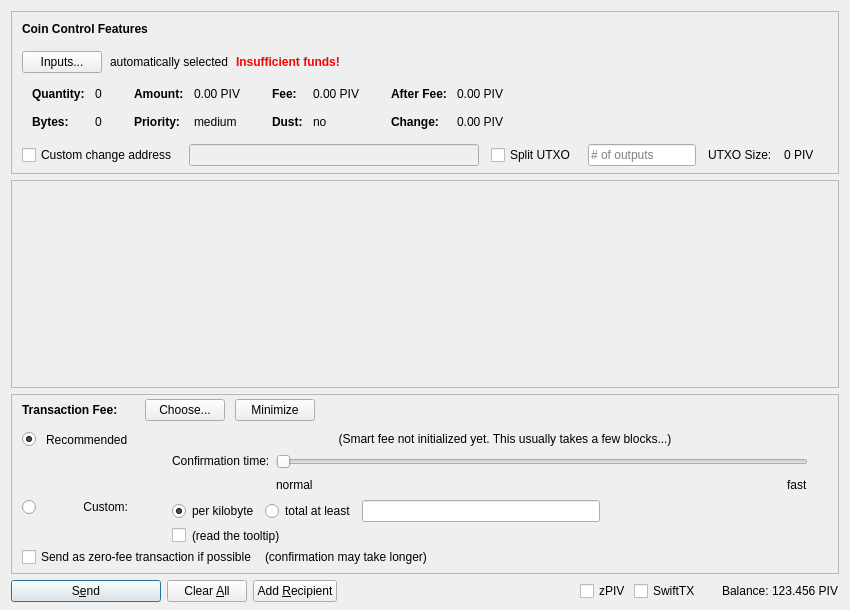
eons-finance/ALQO, file src/qt/forms/sendcoinsdialog.ui: the form before one commit.
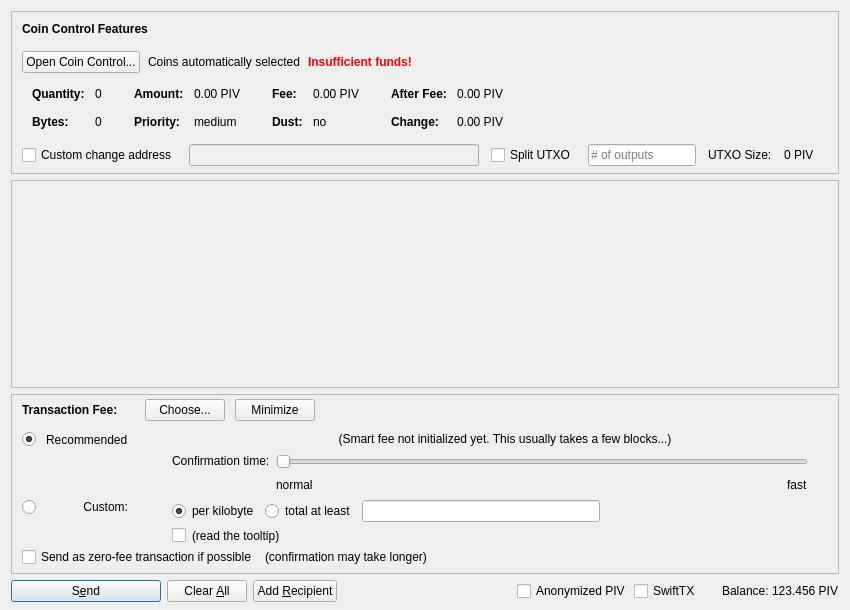
The form after the commit. Icons and pictures are not drawn. Custom widgets are drawn as their Qt base class.

Commit message: Mini-CoinControl added to 'Privacy' tab

```diff
--- a/src/qt/forms/sendcoinsdialog.ui
+++ b/src/qt/forms/sendcoinsdialog.ui
@@ -107,7 +107,7 @@
              <string notr="true"/>
             </property>
             <property name="text">
-             <string>Inputs...</string>
+             <string>Open Coin Control...</string>
             </property>
             <property name="autoDefault">
              <bool>false</bool>
@@ -117,7 +117,7 @@
           <item>
            <widget class="QLabel" name="labelCoinControlAutomaticallySelected">
             <property name="text">
-             <string>automatically selected</string>
+             <string>Coins automatically selected</string>
             </property>
             <property name="margin">
              <number>5</number>
@@ -1387,7 +1387,7 @@
        <item>
         <widget class="QCheckBox" name="checkzPIV">
          <property name="text">
-          <string>zPIV</string>
+          <string>Anonymized PIV</string>
          </property>
         </widget>
        </item>
```
The commit also changes 4 other files.
